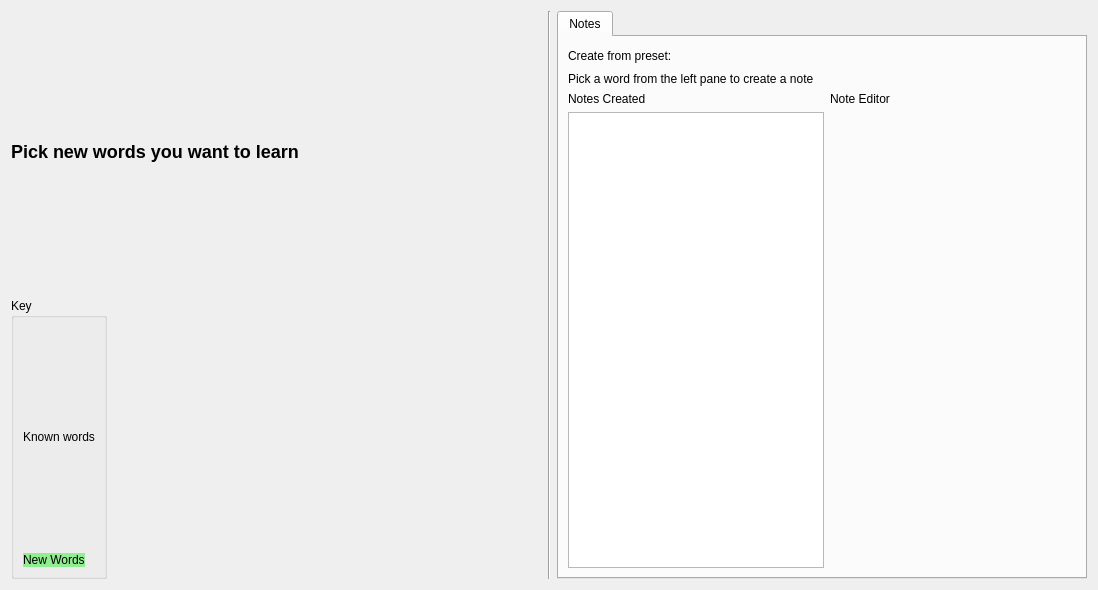
Before: the Qt Designer form designer/note_creation.ui in ll-in-anki/find-missing-words, drawn with Qt 5.
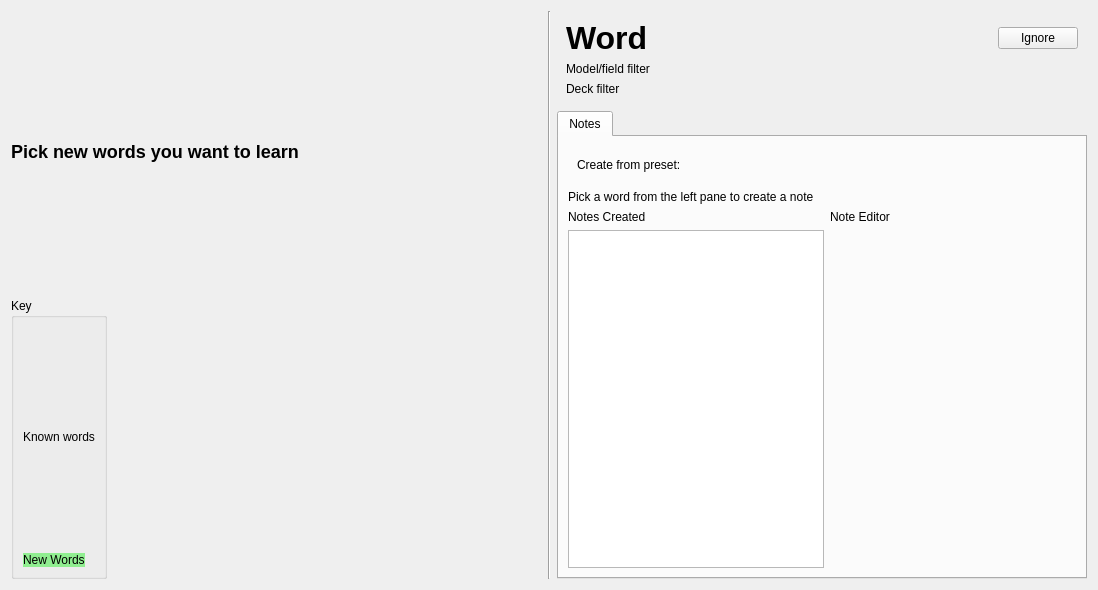
After: the same form once the commit is applied.

Commit message: Add ability to ignore words in word select

```diff
--- a/designer/note_creation.ui
+++ b/designer/note_creation.ui
@@ -86,6 +86,69 @@
    </item>
    <item>
     <layout class="QVBoxLayout" name="note_pane_vbox">
+     <item>
+      <widget class="QWidget" name="word_details" native="true">
+       <layout class="QVBoxLayout" name="verticalLayout_5">
+        <item>
+         <layout class="QHBoxLayout" name="horizontalLayout_3">
+          <item>
+           <widget class="QLabel" name="word_label">
+            <property name="styleSheet">
+             <string notr="true">font-size: 32px; font-weight: bold</string>
+            </property>
+            <property name="text">
+             <string>Word</string>
+            </property>
+           </widget>
+          </item>
+          <item>
+           <spacer name="horizontalSpacer_3">
+            <property name="orientation">
+             <enum>Qt::Horizontal</enum>
+            </property>
+            <property name="sizeHint" stdset="0">
+             <size>
+              <width>40</width>
+              <height>20</height>
+             </size>
+            </property>
+           </spacer>
+          </item>
+          <item>
+           <widget class="QPushButton" name="ignore_button">
+            <property name="styleSheet">
+             <string notr="true">font-size: 12px</string>
+            </property>
+            <property name="text">
+             <string>Ignore</string>
+            </property>
+           </widget>
+          </item>
+         </layout>
+        </item>
+        <item>
+         <widget class="QLabel" name="note_field_label">
+          <property name="styleSheet">
+           <string notr="true">font-size: 12px</string>
+          </property>
+          <property name="text">
+           <string>Model/field filter</string>
+          </property>
+         </widget>
+        </item>
+        <item>
+         <widget class="QLabel" name="deck_label">
+          <property name="styleSheet">
+           <string notr="true">font-size: 12px</string>
+          </property>
+          <property name="text">
+           <string>Deck filter</string>
+          </property>
+         </widget>
+        </item>
+       </layout>
+      </widget>
+     </item>
      <item>
       <widget class="QTabWidget" name="tab_widget">
        <property name="currentIndex">
@@ -97,6 +160,7 @@
         </attribute>
         <layout class="QVBoxLayout" name="verticalLayout">
          <item>
+          <widget class="QWidget" name="create_hbox_2" native="true">
           <layout class="QHBoxLayout" name="create_hbox">
            <item>
             <widget class="QLabel" name="create_label">
@@ -122,6 +186,7 @@
             </spacer>
            </item>
           </layout>
+          </widget>
          </item>
          <item>
           <widget class="QLabel" name="no_word_selected_tip">
```
Lines whose indentation alone changed are shown as unchanged. The commit also changes 6 other files.
